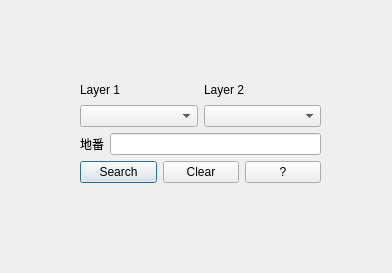
Qt form Attribute_dialog_base.ui (umme-f/plugin-colname-separate-call) before a commit.
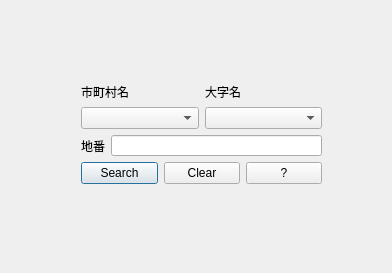
The same form after that commit.

The edit to the form file:
```diff
--- a/Attribute_dialog_base.ui
+++ b/Attribute_dialog_base.ui
@@ -16,14 +16,38 @@
   <widget class="QWidget" name="">
    <property name="geometry">
     <rect>
-     <x>80</x>
-     <y>80</y>
+     <x>81</x>
+     <y>83</y>
      <width>241</width>
-     <height>103</height>
+     <height>101</height>
     </rect>
    </property>
    <layout class="QGridLayout" name="gridLayout">
-    <item row="1" column="0">
+    <item row="0" column="0">
+     <widget class="QLabel" name="label">
+      <property name="text">
+       <string>市町村名</string>
+      </property>
+     </widget>
+    </item>
+    <item row="0" column="1">
+     <widget class="QLabel" name="label_2">
+      <property name="text">
+       <string>大字名</string>
+      </property>
+     </widget>
+    </item>
+    <item row="1" column="0" colspan="2">
+     <layout class="QHBoxLayout" name="horizontalLayout">
+      <item>
+       <widget class="QComboBox" name="comboBox"/>
+      </item>
+      <item>
+       <widget class="QComboBox" name="comboBox_2"/>
+      </item>
+     </layout>
+    </item>
+    <item row="2" column="0" colspan="2">
      <layout class="QHBoxLayout" name="horizontalLayout_2">
       <item>
        <widget class="QLabel" name="label_3">
@@ -37,7 +61,7 @@
       </item>
      </layout>
     </item>
-    <item row="2" column="0">
+    <item row="3" column="0" colspan="2">
      <layout class="QHBoxLayout" name="horizontalLayout_3">
       <item>
        <widget class="QPushButton" name="pushButton">
@@ -62,38 +86,6 @@
       </item>
      </layout>
     </item>
-    <item row="0" column="0">
-     <layout class="QHBoxLayout" name="horizontalLayout">
-      <item>
-       <layout class="QVBoxLayout" name="verticalLayout">
-        <item>
-         <widget class="QLabel" name="label">
-          <property name="text">
-           <string>Layer 1</string>
-          </property>
-         </widget>
-        </item>
-        <item>
-         <widget class="QComboBox" name="comboBox"/>
-        </item>
-       </layout>
-      </item>
-      <item>
-       <layout class="QVBoxLayout" name="verticalLayout_2">
-        <item>
-         <widget class="QLabel" name="label_2">
-          <property name="text">
-           <string>Layer 2</string>
-          </property>
-         </widget>
-        </item>
-        <item>
-         <widget class="QComboBox" name="comboBox_2"/>
-        </item>
-       </layout>
-      </item>
-     </layout>
-    </item>
    </layout>
   </widget>
  </widget>
```
